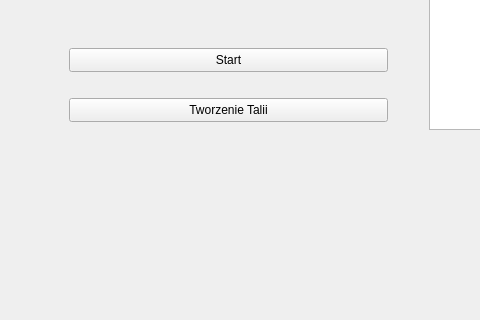
The window that Gwint/mainwindow.ui (Aleksander-Szostek/Programowanie2_Projekt_Gwint) describes before a commit, drawn with Qt 5; both pictures show x 0 to 480 and y 120 to 440 of the 888 by 581 pixel window.
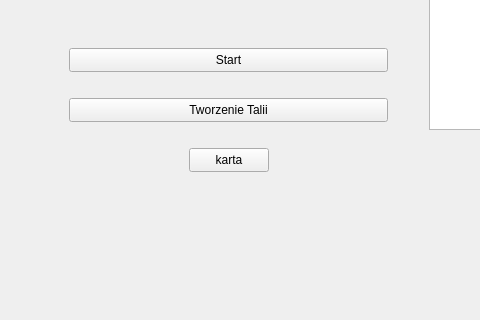
The same window after the commit. Icons and pictures are not drawn.

```diff
--- a/Gwint/mainwindow.ui
+++ b/Gwint/mainwindow.ui
@@ -100,6 +100,30 @@
          <string notr="true">background-image: url(:/plansza.jpg);</string>
         </property>
        </widget>
+       <widget class="QPushButton" name="button_dobierz">
+        <property name="geometry">
+         <rect>
+          <x>180</x>
+          <y>240</y>
+          <width>80</width>
+          <height>24</height>
+         </rect>
+        </property>
+        <property name="text">
+         <string>karta</string>
+        </property>
+       </widget>
+       <widget class="QWidget" name="horizontalLayoutWidget">
+        <property name="geometry">
+         <rect>
+          <x>0</x>
+          <y>320</y>
+          <width>871</width>
+          <height>191</height>
+         </rect>
+        </property>
+        <layout class="QHBoxLayout" name="layout_reki"/>
+       </widget>
       </widget>
       <widget class="QWidget" name="Plansza">
        <property name="autoFillBackground">
```
Left out of the diff: 2 changed lines with no effect on the pictures.
